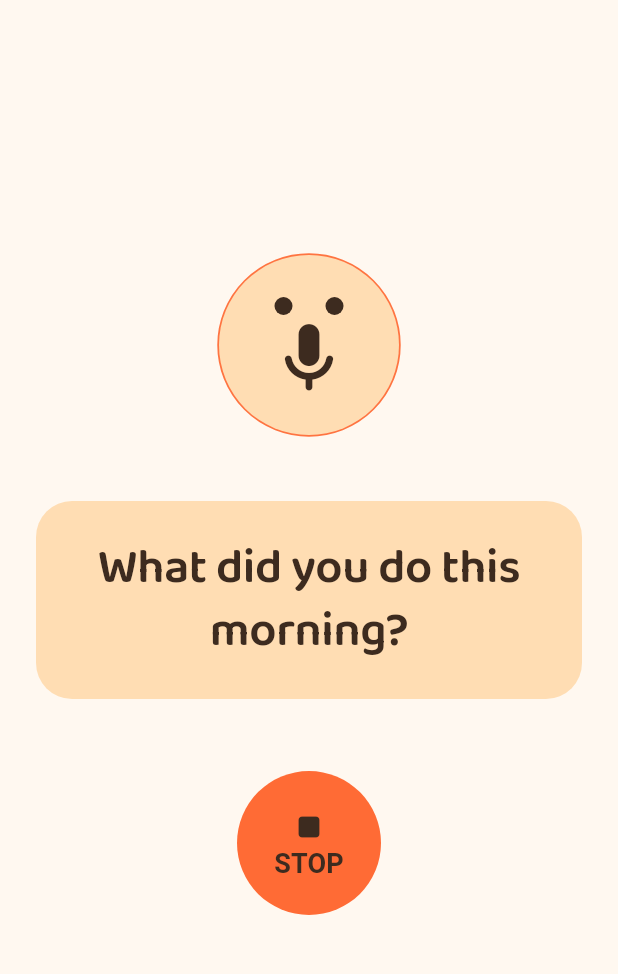
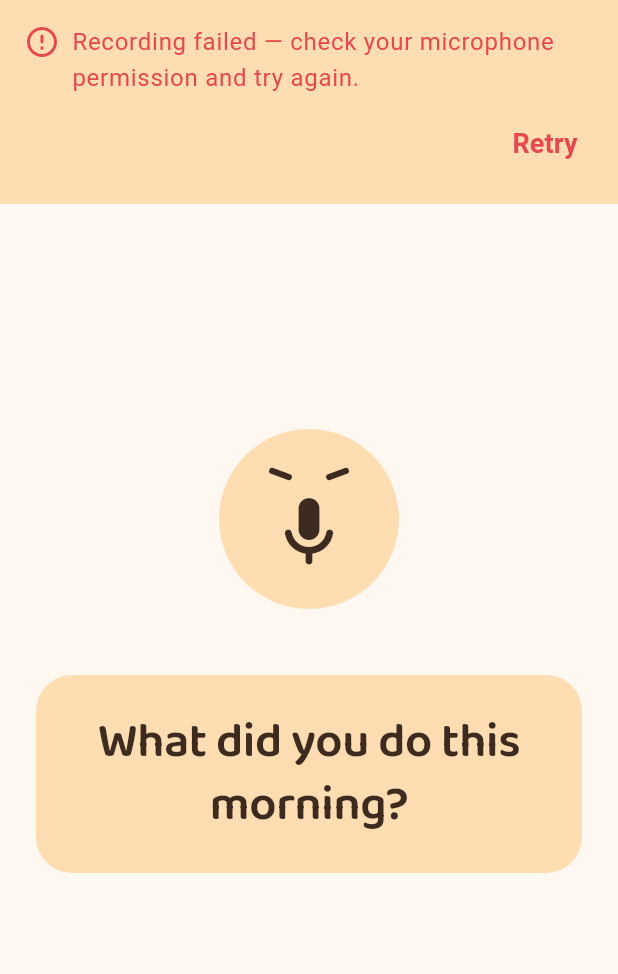
Before and after one commit to haotranthien95/reflexive, a Flutter app: the screen it shows after launch, on a phone screen of 412 x 824 dp, the part 84-1058 px from its top. Run offline on Flutter 3.47's test engine with Material 3 defaults, Android fonts, the light colour scheme and no system bars; our stand-ins replace audioplayers, google_fonts, sqflite; missing offline and left inert: record; accounts and stored records are empty.

Commit message:
feat(01-03): handle mic-permission denial and save failure with a retryable error banner
- RecordingService.start() gates on hasPermission() and throws a typed
  RecordingPermissionDeniedException instead of failing deeper in the plugin
- PracticeState catches recorder and save failures, moves to PracticePhase.error
  with the verbatim UI-SPEC copy, and never writes a placeholder row
- Added PracticeState.retry(); a save failure never auto-restarts recording
- PracticeScreen docks an error banner above the still-visible question card,
  with the warm-red error colour on icon/text/Retry only
- Three new state tests: denied permission, retry, save failure

```diff
--- a/lib/screens/practice_screen.dart
+++ b/lib/screens/practice_screen.dart
@@ -67,9 +67,23 @@
         child: ListenableBuilder(
           listenable: _state,
           builder: (context, _) {
-            // Centred normally, scrollable rather than clipped once the OS
-            // text-scale setting grows the content past the viewport (UI-01).
-            return LayoutBuilder(
+            final bool hasError = _state.phase == PracticePhase.error;
+
+            // The banner is docked above the question, never instead of it:
+            // UI-SPEC requires the question screen stay visible so the user is
+            // not left staring at a blank, dead-end screen.
+            return Column(
+              children: [
+                if (hasError)
+                  _ErrorBanner(
+                    message: _state.errorMessage ?? kRecordingErrorMessage,
+                    onRetry: _state.retry,
+                  ),
+                Expanded(
+                  // Centred normally, scrollable rather than clipped once the
+                  // OS text-scale setting grows the content past the viewport
+                  // (UI-01).
+                  child: LayoutBuilder(
                     builder: (context, constraints) {
                       return SingleChildScrollView(
                         padding: const EdgeInsets.symmetric(
@@ -86,7 +100,7 @@
                               Mascot(
                                 isRecording:
                                     _state.phase == PracticePhase.recording,
-                          isError: _state.phase == PracticePhase.error,
+                                isError: hasError,
                               ),
                               const SizedBox(height: 32), // xl
                               _QuestionCard(question: _state.currentQuestion),
@@ -104,9 +118,75 @@
                         ),
                       );
                     },
+                  ),
+                ),
+              ],
             );
           },
         ),
+      ),
+    );
+  }
+}
+
+/// The failure banner (UI-SPEC "error" state).
+///
+/// The warm-red error colour is applied to the icon, the message and the Retry
+/// label only — never as a full-bleed red fill, which the palette reserves it
+/// from. [message] is always the fixed UI-SPEC copy handed down by
+/// [PracticeState]; this widget has no access to, and never renders, exception
+/// detail (T-03-02).
+class _ErrorBanner extends StatelessWidget {
+  const _ErrorBanner({required this.message, required this.onRetry});
+
+  final String message;
+  final VoidCallback onRetry;
+
+  @override
+  Widget build(BuildContext context) {
+    final theme = Theme.of(context);
+    final Color error = theme.colorScheme.error;
+
+    return Container(
+      key: const Key('practice-error-banner'),
+      width: double.infinity,
+      color: theme.colorScheme.surface,
+      padding: const EdgeInsets.all(16), // md
+      child: Column(
+        crossAxisAlignment: CrossAxisAlignment.start,
+        children: [
+          Row(
+            crossAxisAlignment: CrossAxisAlignment.start,
+            children: [
+              Icon(Icons.error_outline_rounded, color: error),
+              const SizedBox(width: 8), // sm
+              // Expanded (not a fixed width) so the copy wraps instead of
+              // overflowing at the largest OS text-scale setting.
+              Expanded(
+                child: Text(
+                  message,
+                  style: theme.textTheme.bodyLarge?.copyWith(color: error),
+                ),
+              ),
+            ],
+          ),
+          const SizedBox(height: 8), // sm
+          Align(
+            alignment: Alignment.centerRight,
+            child: TextButton(
+              onPressed: onRetry,
+              style: TextButton.styleFrom(
+                foregroundColor: error,
+                // Keeps the affordance comfortably above the 44px touch-target
+                // floor even though it is a text button.
+                minimumSize: const Size(64, 48),
+              ),
+              child: Text('Retry', style: theme.textTheme.labelLarge?.copyWith(
+                color: error,
+              )),
+            ),
+          ),
+        ],
       ),
     );
   }
--- a/lib/services/recording_service.dart
+++ b/lib/services/recording_service.dart
@@ -4,6 +4,20 @@
 
 /// Hard cap on a single recording (D-09). Configurable `d` arrives in Phase 2.
 const Duration kMaxRecordingDuration = Duration(seconds: 60);
+
+/// Thrown by [RecordingService.start] when the OS has not granted microphone
+/// access, instead of letting the plugin fail somewhere deeper.
+///
+/// This is a *signal*, not a crash: `PracticeState` catches it and moves the
+/// loop into its error phase so the screen can show the pre-approved
+/// user-facing copy. The exception's own text is developer-facing only and is
+/// never rendered to the user (T-03-02).
+class RecordingPermissionDeniedException implements Exception {
+  const RecordingPermissionDeniedException();
+
+  @override
+  String toString() => 'RecordingPermissionDeniedException';
+}
 
 /// Thin wrapper around `package:record`'s [AudioRecorder].
 ///
@@ -26,6 +40,10 @@
   /// Starts recording to [absoluteFilePath] using the package defaults
   /// (AAC-LC / m4a, no custom codec or bitrate tuning — D-11).
   ///
+  /// Throws [RecordingPermissionDeniedException] when microphone access is not
+  /// granted — checked *before* any file is touched, so a denied attempt leaves
+  /// nothing behind on disk and nothing in the database.
+  ///
   /// [onAutoStop] is invoked when the 60 s deadline elapses while still
   /// recording. The callback owns the stop (it calls [stop] itself) so the
   /// finalized path is delivered to exactly one consumer. If no callback is
@@ -34,6 +52,9 @@
     String absoluteFilePath, {
     void Function()? onAutoStop,
   }) async {
+    if (!await hasPermission()) {
+      throw const RecordingPermissionDeniedException();
+    }
     _stopping = false;
     await _recorder.start(const RecordConfig(), path: absoluteFilePath);
     _autoStopTimer?.cancel();
--- a/lib/state/practice_state.dart
+++ b/lib/state/practice_state.dart
@@ -12,6 +12,16 @@
 
 /// Where the practice loop currently is.
 enum PracticePhase { idle, recording, saving, replaying, error }
+
+/// The single user-facing failure message for this phase, verbatim from the
+/// UI-SPEC Copywriting Contract.
+///
+/// Every failure path — microphone permission denied, recorder failure, or a
+/// save failure — shows exactly this string. Raw exception text, stack traces
+/// and file paths are deliberately never surfaced (T-03-02): the user gets the
+/// likely cause and the next action, nothing about the app's internals.
+const String kRecordingErrorMessage =
+    'Recording failed — check your microphone permission and try again.';
 
 /// The whole Phase 1 practice loop in one [ChangeNotifier]:
 ///
@@ -61,12 +71,17 @@
 
   /// Shows a fresh question and immediately starts recording — no Start button
   /// and no confirmation (D-01).
+  ///
+  /// If the microphone is unavailable (permission denied, or any other recorder
+  /// failure) the loop moves to [PracticePhase.error] instead of crashing, and
+  /// writes nothing at all to the database.
   Future<void> startNewQuestion() async {
     currentQuestion = _pickQuestion();
     errorMessage = null;
     phase = PracticePhase.recording;
     notifyListeners();
 
+    try {
       final dir = await ensureRecordingsDir();
       final fileName = '${DateTime.now().millisecondsSinceEpoch}.m4a';
       _currentRelativePath = recordingRelativePath(fileName);
@@ -76,6 +91,25 @@
         absolutePath,
         onAutoStop: () => unawaited(stopRecording()),
       );
+    } catch (_) {
+      // Deliberately swallows the exception object: only the fixed UI-SPEC copy
+      // ever reaches the user. Nothing is persisted on this path — there is no
+      // finalized audio file, so there must be no session or answer row.
+      _currentRelativePath = null;
+      _fail();
+    }
+  }
+
+  /// Re-attempts a recording after a failure — wired to the error banner's
+  /// Retry button. Retrying is always user-initiated; the app never loops on a
+  /// denied permission by itself (T-03-03).
+  Future<void> retry() => startNewQuestion();
+
+  /// Moves the loop into its single user-visible failure state.
+  void _fail() {
+    phase = PracticePhase.error;
+    errorMessage = kRecordingErrorMessage;
+    notifyListeners();
   }
 
   /// Ends the current recording — invoked by the Stop button and by the 60 s
@@ -102,10 +136,18 @@
         _currentRelativePath ?? recordingRelativePath(p.basename(finalizedPath));
     _currentRelativePath = null;
 
+    try {
       await databaseHelper.insertAnsweredSession(
         questionText: currentQuestion,
         audioRelativePath: relativePath,
       );
+    } catch (_) {
+      // The transaction rolled back, so nothing partial was written. Surface
+      // the same fixed copy and stop here — the loop must NOT auto-restart into
+      // another recording after a save failure; the user's Retry tap does that.
+      _fail();
+      return;
+    }
 
     phase = PracticePhase.replaying;
     notifyListeners();
```
Also changed, not shown: 1 other file. Lines whose indentation alone changed are shown as unchanged.
